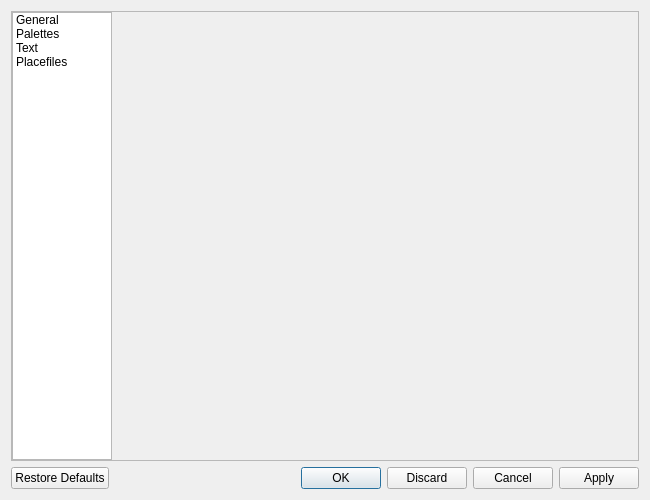
Above: scwx-qt/source/scwx/qt/ui/settings_dialog.ui from dpaulat/supercell-wx before the change. Below: the same form after it.
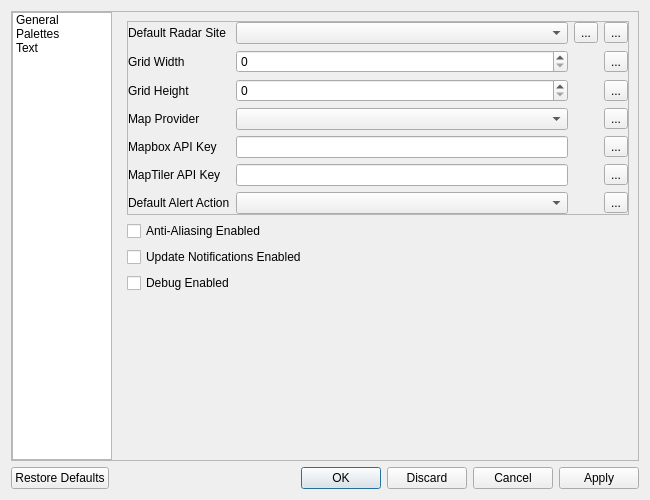
That is the form after the change. The open tabs and pages were chosen to show the change. Icons and pictures are not drawn.

Commit message: Add dedicated Placefile Manager dialog separate from settings

Diff of the .ui file:
```diff
--- a/scwx-qt/source/scwx/qt/ui/settings_dialog.ui
+++ b/scwx-qt/source/scwx/qt/ui/settings_dialog.ui
@@ -82,15 +82,6 @@
            <normaloff>:/res/icons/font-awesome-6/font-solid.svg</normaloff>:/res/icons/font-awesome-6/font-solid.svg</iconset>
          </property>
         </item>
-        <item>
-         <property name="text">
-          <string>Placefiles</string>
-         </property>
-         <property name="icon">
-          <iconset resource="../../../../scwx-qt.qrc">
-           <normaloff>:/res/icons/font-awesome-6/earth-americas-solid.svg</normaloff>:/res/icons/font-awesome-6/earth-americas-solid.svg</iconset>
-         </property>
-        </item>
        </widget>
       </item>
       <item>
@@ -704,22 +695,6 @@
           </item>
          </layout>
         </widget>
-        <widget class="QWidget" name="placefiles">
-         <layout class="QVBoxLayout" name="verticalLayout_4">
-          <property name="leftMargin">
-           <number>0</number>
-          </property>
-          <property name="topMargin">
-           <number>0</number>
-          </property>
-          <property name="rightMargin">
-           <number>0</number>
-          </property>
-          <property name="bottomMargin">
-           <number>0</number>
-          </property>
-         </layout>
-        </widget>
        </widget>
       </item>
      </layout>
```
Left out of the diff: 2 changed lines with no effect on the pictures. The commit also changes 10 other files.
